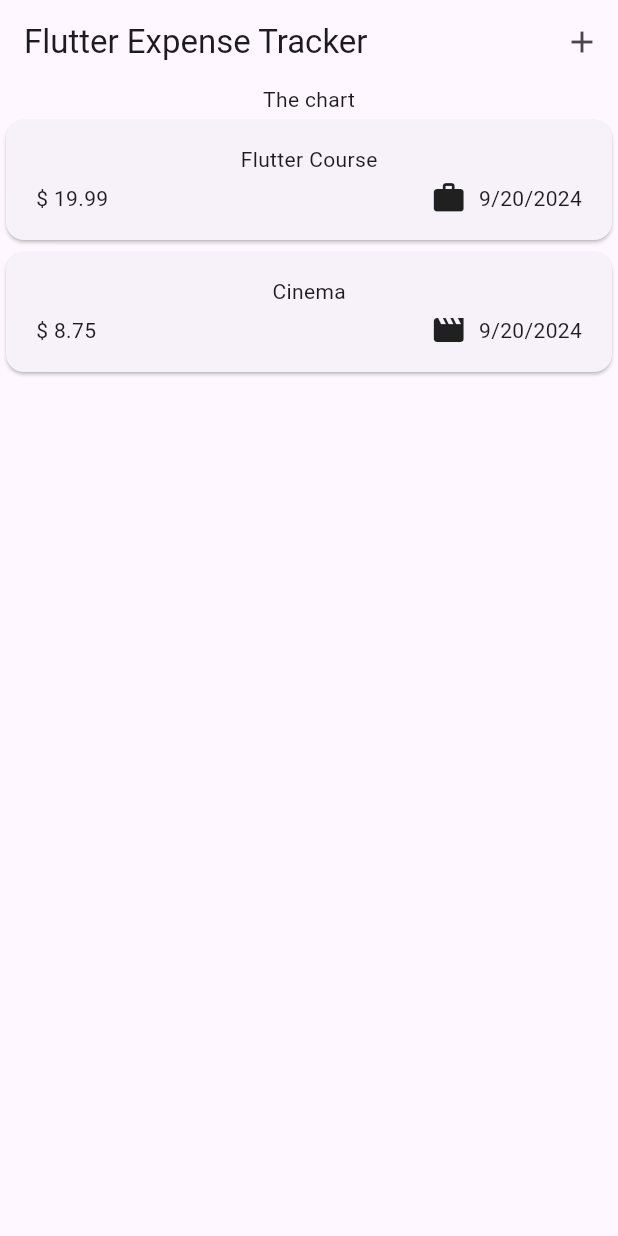
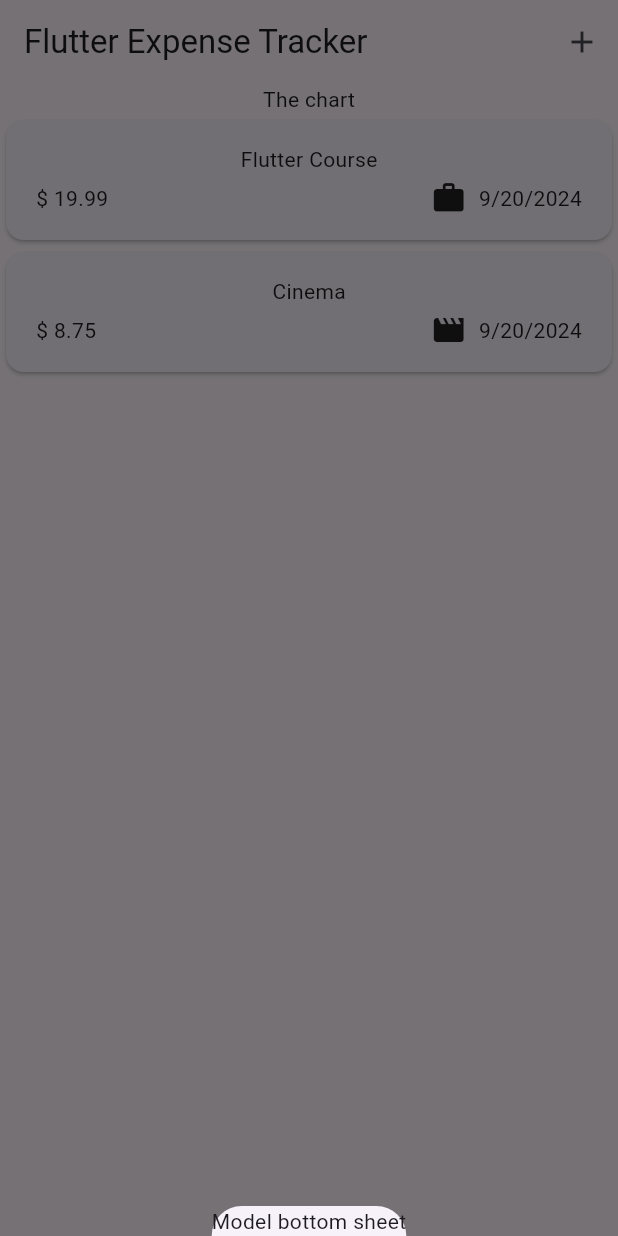
Before and after one commit to HiruniJayawardena/Application-03-Expense-Tracker, a Flutter app: the screen it shows after launch, after a tap on the "add" icon, on a phone screen of 412 x 824 dp. Run offline on Flutter 3.47's test engine with Material 3 defaults, Android fonts, the phone set to English and light mode, and no system bars.

Commit message:
new expense file added

```diff
--- a/lib/widgets/expenses.dart
+++ b/lib/widgets/expenses.dart
@@ -27,6 +27,13 @@ class _ExpensesState extends State<Expenses>{
     ),
   ];
 
+  void _openAddExpenseOverlay() {
+    showModalBottomSheet(
+      context: context,
+      builder: (ctx) => const Text('Model bottom sheet'),
+      );
+  }
+
   @override
   Widget build(BuildContext context) {
     return  Scaffold(
@@ -34,7 +41,7 @@ class _ExpensesState extends State<Expenses>{
         title: const Text('Flutter Expense Tracker'),
         actions: [
           IconButton(
-            onPressed: (){},
+            onPressed: _openAddExpenseOverlay,
             icon: const Icon(Icons.add),
           ),
         ],
```
Also changed, not shown: lib/widgets/new_expense.dart (added, +26 -0 lines).
